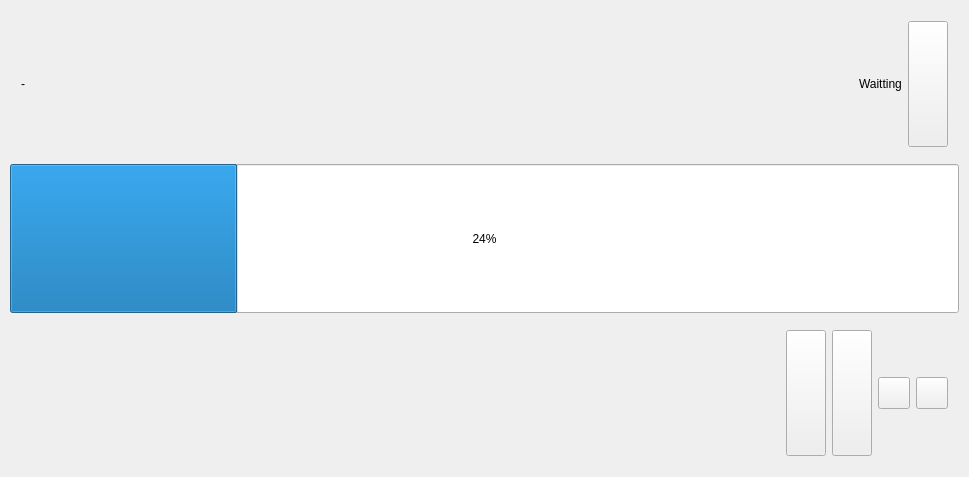
The window that sVanilla/src/ClientUi/Download/DownloadingListWidget.ui (WangPengZhan/sVanilla) describes before a commit, drawn with Qt 5.
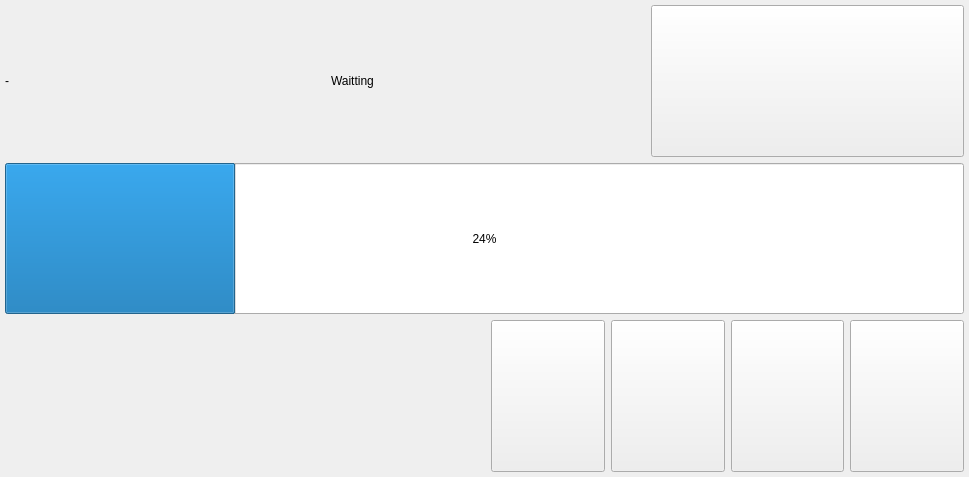
The same window after the commit.

Commit message: feat(ui): adjust download page icon

Patch:
```diff
--- a/sVanilla/src/ClientUi/Download/DownloadingListWidget.ui
+++ b/sVanilla/src/ClientUi/Download/DownloadingListWidget.ui
@@ -18,20 +18,32 @@
   </property>
   <layout class="QVBoxLayout" name="outsideLayout">
    <property name="leftMargin">
-    <number>10</number>
+    <number>5</number>
    </property>
    <property name="topMargin">
-    <number>10</number>
+    <number>5</number>
    </property>
    <property name="rightMargin">
-    <number>10</number>
+    <number>5</number>
    </property>
    <property name="bottomMargin">
-    <number>10</number>
+    <number>5</number>
    </property>
    <item>
     <widget class="QWidget" name="titleWidget" native="true">
      <layout class="QHBoxLayout" name="titleLayout">
+      <property name="leftMargin">
+       <number>0</number>
+      </property>
+      <property name="topMargin">
+       <number>0</number>
+      </property>
+      <property name="rightMargin">
+       <number>0</number>
+      </property>
+      <property name="bottomMargin">
+       <number>0</number>
+      </property>
       <item>
        <widget class="QLabel" name="Title">
         <property name="text">
@@ -44,12 +56,6 @@
         <property name="orientation">
          <enum>Qt::Horizontal</enum>
         </property>
-        <property name="sizeHint" stdset="0">
-         <size>
-          <width>40</width>
-          <height>20</height>
-         </size>
-        </property>
        </spacer>
       </item>
       <item>
@@ -78,7 +84,7 @@
    <item>
     <widget class="QProgressBar" name="progressBar">
      <property name="sizePolicy">
-      <sizepolicy hsizetype="Expanding" vsizetype="Preferred">
+      <sizepolicy hsizetype="Preferred" vsizetype="Preferred">
        <horstretch>0</horstretch>
        <verstretch>0</verstretch>
       </sizepolicy>
@@ -91,6 +97,18 @@
    <item>
     <widget class="QWidget" name="btnWidget" native="true">
      <layout class="QHBoxLayout" name="btnLayout">
+      <property name="leftMargin">
+       <number>0</number>
+      </property>
+      <property name="topMargin">
+       <number>0</number>
+      </property>
+      <property name="rightMargin">
+       <number>0</number>
+      </property>
+      <property name="bottomMargin">
+       <number>0</number>
+      </property>
       <item>
        <widget class="QLabel" name="Size">
         <property name="text">
@@ -124,12 +142,6 @@
         <property name="orientation">
          <enum>Qt::Horizontal</enum>
         </property>
-        <property name="sizeHint" stdset="0">
-         <size>
-          <width>40</width>
-          <height>20</height>
-         </size>
-        </property>
        </spacer>
       </item>
       <item>
@@ -166,18 +178,6 @@
           <verstretch>0</verstretch>
          </sizepolicy>
         </property>
-        <property name="minimumSize">
-         <size>
-          <width>32</width>
-          <height>32</height>
-         </size>
-        </property>
-        <property name="maximumSize">
-         <size>
-          <width>32</width>
-          <height>32</height>
-         </size>
-        </property>
         <property name="text">
          <string/>
         </property>
@@ -191,18 +191,6 @@
           <verstretch>0</verstretch>
          </sizepolicy>
         </property>
-        <property name="minimumSize">
-         <size>
-          <width>32</width>
-          <height>32</height>
-         </size>
-        </property>
-        <property name="maximumSize">
-         <size>
-          <width>32</width>
-          <height>32</height>
-         </size>
-        </property>
         <property name="text">
          <string/>
         </property>
```
The commit also changes 5 other files.
